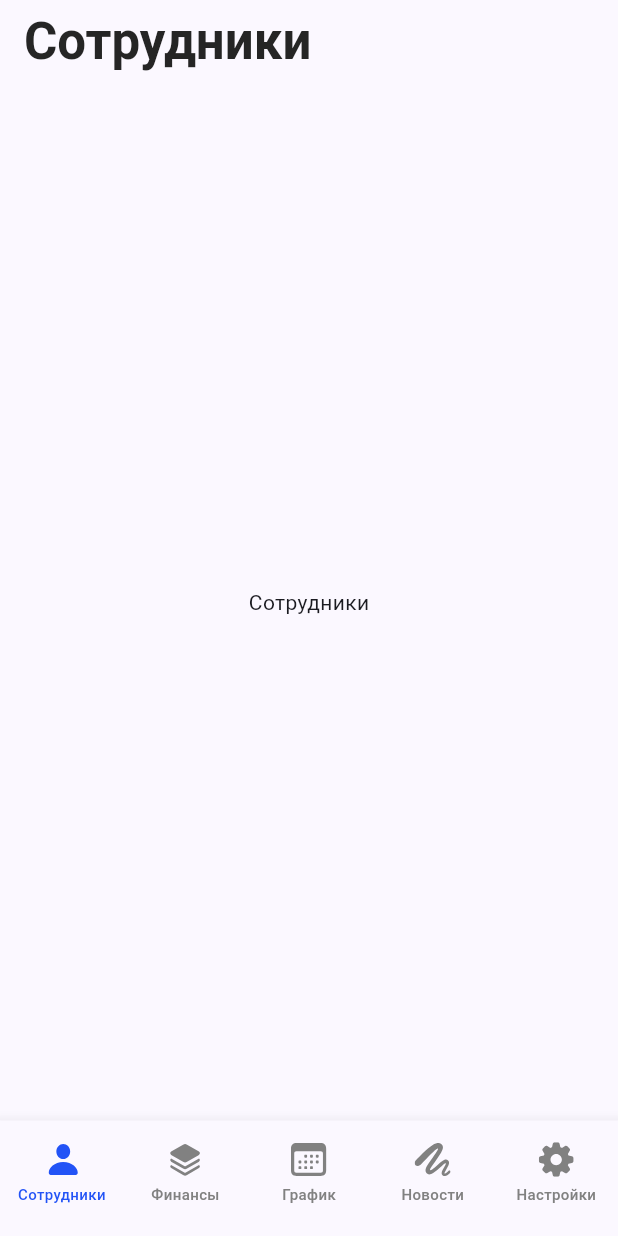
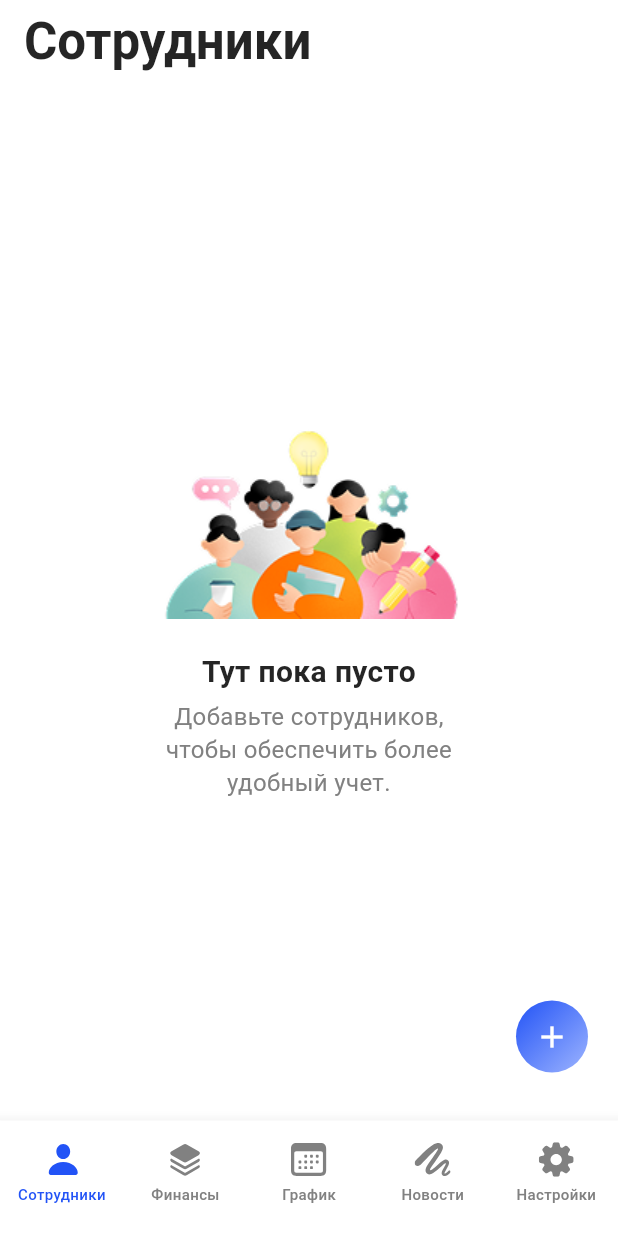
Before and after one commit to Tolkynbayeva/personnel_management_flutter, a Flutter app: the screen it shows after launch, on a phone screen of 412 x 824 dp. Run offline on Flutter 3.47's test engine with Material 3 defaults, Android fonts, the phone set to English and light mode, and no system bars; our stand-ins replace device_preview, flutter_svg.

Commit message:
feat: empty page

```diff
--- /dev/null
+++ b/lib/data/news.dart
@@ -0,0 +1,49 @@
+import 'package:personnel_management_flutter/models/news_item.dart';
+
+final news = [
+  News(
+    id: 'n1',
+    imageUrl: 'assets/images/Image-n1.jpg',
+    title:
+        'Лидерство в IT: Как эффективно руководить командой разработчиков и IT-специалистов.',
+    description:
+        'В современном мире информационных технологий, лидерство играет важную роль в успешной работе  ...',
+    date: DateTime(2023, 3, 4, 13, 0),
+  ),
+  News(
+    id: 'n2',
+    imageUrl: 'assets/images/Image-n2.jpg',
+    title:
+        'Стратегическое управление в IT: Как разработать и реализовать стратегию для компании.',
+    description:
+        'Стратегическое управление в IT является неотъемлемой частью успеха любой компании в сфере информационных...',
+    date: DateTime(2025, 1, 30, 15, 0),
+  ),
+  News(
+    id: 'n3',
+    imageUrl: 'assets/images/Image-n3.jpg',
+    title:
+        'Управление проектами: Как эффективно планировать, организовывать и контролировать проекты в IT сфере.',
+    description:
+        'Перед тем как приступить к управлению проектами, важно понять основные концепции и термины, связанные ...',
+    date: DateTime(2025, 1, 20, 15, 0),
+  ),
+  News(
+    id: 'n4',
+    imageUrl: 'assets/images/Image-n4.jpg',
+    title:
+        'Инновации в IT: Как стимулировать инновационное мышление и развивать новые технологические решения.',
+    description:
+        'Инновации являются движущей силой в сфере информационных технологий. Они позволяют компаниям ....',
+    date: DateTime(2025, 1, 15, 15, 0),
+  ),
+  News(
+    id: 'n5',
+    imageUrl: 'assets/images/Image-n5.jpg',
+    title:
+        'Управление изменениями в IT: Как эффективно внедрять изменения в IT компании и минимизировать сопротивление сотрудников.',
+    description:
+        'Управление изменениями является неотъемлемой частью развития и успеха IT компаний. Внедрение изменений мою ...',
+    date: DateTime(2025, 1, 10, 11, 0),
+  ),
+];
--- /dev/null
+++ b/lib/screens/employees.dart
@@ -0,0 +1,20 @@
+import 'package:flutter/material.dart';
+import 'package:personnel_management_flutter/widgets/empty.dart';
+
+class EmployeesScreen extends StatelessWidget {
+  const EmployeesScreen({super.key});
+
+  @override
+  Widget build(BuildContext context) {
+    return Padding(
+      padding: EdgeInsets.symmetric(
+        vertical: 32,
+        horizontal: 16,
+      ),
+      child: Empty(
+        description:
+            'Добавьте сотрудников, чтобы обеспечить более удобный учет.',
+      ),
+    );
+  }
+}
--- a/lib/screens/tabs.dart
+++ b/lib/screens/tabs.dart
@@ -1,5 +1,10 @@
 import 'package:flutter/material.dart';
 import 'package:flutter_svg/svg.dart';
+import 'package:personnel_management_flutter/screens/chart.dart';
+import 'package:personnel_management_flutter/screens/employees.dart';
+import 'package:personnel_management_flutter/screens/finance.dart';
+import 'package:personnel_management_flutter/screens/news.dart';
+import 'package:personnel_management_flutter/screens/settings.dart';
 
 class TabsScreen extends StatefulWidget {
   const TabsScreen({super.key});
@@ -12,11 +17,11 @@ class _TabsScreenState extends State<TabsScreen> {
   int _currentIndex = 0;
 
   final List<Widget> _pages = [
-    Center(child: Text('Сотрудники')),
-    Center(child: Text('Финансы')),
-    Center(child: Text('График')),
-    Center(child: Text('Новости')),
-    Center(child: Text('Настройки')),
+    EmployeesScreen(),
+    FinanceScreen(),
+    ChartScreen(),
+    NewsScreen(),
+    SettingsScreen(),
   ];
 
   final List<String> _titles = [
@@ -42,7 +47,9 @@ class _TabsScreenState extends State<TabsScreen> {
   @override
   Widget build(BuildContext context) {
     return Scaffold(
+      backgroundColor: Colors.white,
       appBar: AppBar(
+        backgroundColor: Colors.white,
         centerTitle: false,
         title: Text(
           _titles[_currentIndex],
@@ -56,6 +63,7 @@ class _TabsScreenState extends State<TabsScreen> {
       ),
       body: _pages[_currentIndex],
       bottomNavigationBar: BottomNavigationBar(
+        backgroundColor: Colors.white,
         type: BottomNavigationBarType.fixed,
         showSelectedLabels: false,
         showUnselectedLabels: false,
--- /dev/null
+++ b/lib/widgets/empty.dart
@@ -0,0 +1,74 @@
+import 'package:flutter/material.dart';
+
+class Empty extends StatelessWidget {
+  final String description;
+  final VoidCallback? onPressed;
+
+  const Empty({
+    super.key,
+    required this.description,
+    this.onPressed,
+  });
+
+  @override
+  Widget build(BuildContext context) {
+    return Stack(
+      children: [
+        Center(
+          child: Column(
+            mainAxisAlignment: MainAxisAlignment.center,
+            children: [
+              Image.asset('assets/images/empty.png'),
+              const SizedBox(height: 24),
+              Text(
+                'Тут пока пусто',
+                style: const TextStyle(
+                  fontWeight: FontWeight.w600,
+                  fontSize: 20,
+                  height: 1.1,
+                  color: Color(0xFF252525),
+                ),
+                textAlign: TextAlign.center,
+              ),
+              const SizedBox(height: 8),
+              SizedBox(
+                width: 219,
+                child: Text(
+                  description,
+                  style: const TextStyle(
+                    fontSize: 16,
+                    height: 1.4,
+                    color: Color(0xFF818181),
+                  ),
+                  textAlign: TextAlign.center,
+                ),
+              ),
+            ],
+          ),
+        ),
+        Positioned(
+          bottom: 0,
+          right: 4,
+          child: Container(
+            width: 48,
+            height: 48,
+            decoration: const BoxDecoration(
+              shape: BoxShape.circle,
+              gradient: LinearGradient(
+                begin: Alignment.topLeft,
+                end: Alignment.bottomRight,
+                colors: [Color(0xFF2253F6), Color(0xFF9DB4FF)],
+              ),
+            ),
+            child: FloatingActionButton(
+              backgroundColor: Colors.transparent,
+              elevation: 0,
+              onPressed: onPressed,
+              child: const Icon(Icons.add, color: Colors.white),
+            ),
+          ),
+        )
+      ],
+    );
+  }
+}
--- a/pubspec.yaml
+++ b/pubspec.yaml
@@ -14,6 +14,7 @@ dependencies:
   flutter_launcher_icons: ^0.14.3
   device_preview: ^1.2.0
   flutter_svg: ^2.0.17
+  intl: ^0.19.0
 
 dev_dependencies:
   flutter_test:
```
Also changed, not shown: lib/models/news_item.dart (added, +15 -0 lines), lib/screens/chart.dart (added, +14 -0 lines), lib/screens/finance.dart (added, +16 -0 lines), lib/screens/news.dart (added, +64 -0 lines), lib/screens/settings.dart (added, +77 -0 lines), lib/widgets/news_item.dart (added, +13 -0 lines), assets/images/Image-n1.jpg (added), assets/images/Image-n2.jpg (added), assets/images/Image-n3.jpg (added), assets/images/Image-n4.jpg (added), assets/images/Image-n5.jpg (added), assets/images/empty.png (added), pubspec.lock.
